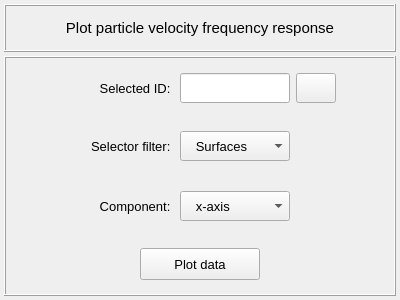
Qt form vibra/interface/data/ui_files/plots/acoustic/particle_velocity_inputs.ui (MOPT-UFSC/VIBRA) before a commit.
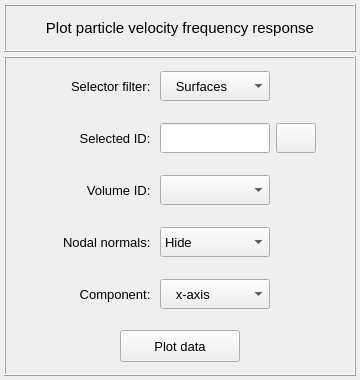
The same form after that commit. Icons and pictures are not drawn.

```diff
--- a/vibra/interface/data/ui_files/plots/acoustic/particle_velocity_inputs.ui
+++ b/vibra/interface/data/ui_files/plots/acoustic/particle_velocity_inputs.ui
@@ -6,8 +6,8 @@
    <rect>
     <x>0</x>
     <y>0</y>
-    <width>400</width>
-    <height>300</height>
+    <width>360</width>
+    <height>380</height>
    </rect>
   </property>
   <property name="windowTitle">
@@ -142,17 +142,335 @@
        <number>4</number>
       </property>
       <item row="0" column="0">
+       <widget class="QFrame" name="frame_5">
+        <property name="minimumSize">
+         <size>
+          <width>0</width>
+          <height>48</height>
+         </size>
+        </property>
+        <property name="maximumSize">
+         <size>
+          <width>16777215</width>
+          <height>48</height>
+         </size>
+        </property>
+        <property name="frameShape">
+         <enum>QFrame::NoFrame</enum>
+        </property>
+        <property name="frameShadow">
+         <enum>QFrame::Raised</enum>
+        </property>
+        <layout class="QGridLayout" name="gridLayout_6">
+         <property name="leftMargin">
+          <number>2</number>
+         </property>
+         <property name="topMargin">
+          <number>2</number>
+         </property>
+         <property name="rightMargin">
+          <number>2</number>
+         </property>
+         <property name="bottomMargin">
+          <number>2</number>
+         </property>
+         <property name="horizontalSpacing">
+          <number>6</number>
+         </property>
+         <property name="verticalSpacing">
+          <number>2</number>
+         </property>
+         <item row="0" column="1">
+          <widget class="QLabel" name="label_2">
+           <property name="minimumSize">
+            <size>
+             <width>110</width>
+             <height>30</height>
+            </size>
+           </property>
+           <property name="maximumSize">
+            <size>
+             <width>110</width>
+             <height>30</height>
+            </size>
+           </property>
+           <property name="font">
+            <font>
+             <pointsize>10</pointsize>
+            </font>
+           </property>
+           <property name="text">
+            <string>Selector filter: </string>
+           </property>
+           <property name="alignment">
+            <set>Qt::AlignRight|Qt::AlignTrailing|Qt::AlignVCenter</set>
+           </property>
+          </widget>
+         </item>
+         <item row="0" column="2">
+          <widget class="QComboBox" name="comboBox_selector_filter">
+           <property name="minimumSize">
+            <size>
+             <width>110</width>
+             <height>30</height>
+            </size>
+           </property>
+           <property name="maximumSize">
+            <size>
+             <width>110</width>
+             <height>30</height>
+            </size>
+           </property>
+           <property name="font">
+            <font>
+             <pointsize>10</pointsize>
+            </font>
+           </property>
+           <property name="styleSheet">
+            <string notr="true"/>
+           </property>
+           <property name="currentIndex">
+            <number>0</number>
+           </property>
+           <item>
+            <property name="text">
+             <string>   Surfaces</string>
+            </property>
+           </item>
+           <item>
+            <property name="text">
+             <string>   Nodes</string>
+            </property>
+           </item>
+          </widget>
+         </item>
+         <item row="0" column="3">
+          <widget class="QFrame" name="frame_6">
+           <property name="minimumSize">
+            <size>
+             <width>40</width>
+             <height>30</height>
+            </size>
+           </property>
+           <property name="maximumSize">
+            <size>
+             <width>40</width>
+             <height>30</height>
+            </size>
+           </property>
+           <property name="frameShape">
+            <enum>QFrame::NoFrame</enum>
+           </property>
+           <property name="frameShadow">
+            <enum>QFrame::Raised</enum>
+           </property>
+          </widget>
+         </item>
+         <item row="0" column="0">
+          <spacer name="horizontalSpacer_3">
+           <property name="orientation">
+            <enum>Qt::Horizontal</enum>
+           </property>
+           <property name="sizeHint" stdset="0">
+            <size>
+             <width>40</width>
+             <height>20</height>
+            </size>
+           </property>
+          </spacer>
+         </item>
+         <item row="0" column="4">
+          <spacer name="horizontalSpacer_4">
+           <property name="orientation">
+            <enum>Qt::Horizontal</enum>
+           </property>
+           <property name="sizeHint" stdset="0">
+            <size>
+             <width>40</width>
+             <height>20</height>
+            </size>
+           </property>
+          </spacer>
+         </item>
+        </layout>
+       </widget>
+      </item>
+      <item row="4" column="0">
+       <widget class="QFrame" name="frame_7">
+        <property name="minimumSize">
+         <size>
+          <width>0</width>
+          <height>48</height>
+         </size>
+        </property>
+        <property name="maximumSize">
+         <size>
+          <width>16777215</width>
+          <height>48</height>
+         </size>
+        </property>
+        <property name="frameShape">
+         <enum>QFrame::NoFrame</enum>
+        </property>
+        <property name="frameShadow">
+         <enum>QFrame::Raised</enum>
+        </property>
+        <layout class="QGridLayout" name="gridLayout_8">
+         <property name="leftMargin">
+          <number>2</number>
+         </property>
+         <property name="topMargin">
+          <number>2</number>
+         </property>
+         <property name="rightMargin">
+          <number>2</number>
+         </property>
+         <property name="bottomMargin">
+          <number>2</number>
+         </property>
+         <property name="horizontalSpacing">
+          <number>6</number>
+         </property>
+         <property name="verticalSpacing">
+          <number>2</number>
+         </property>
+         <item row="0" column="1">
+          <widget class="QLabel" name="label_4">
+           <property name="minimumSize">
+            <size>
+             <width>110</width>
+             <height>30</height>
+            </size>
+           </property>
+           <property name="maximumSize">
+            <size>
+             <width>110</width>
+             <height>30</height>
+            </size>
+           </property>
+           <property name="font">
+            <font>
+             <pointsize>10</pointsize>
+            </font>
+           </property>
+           <property name="text">
+            <string>Component: </string>
+           </property>
+           <property name="alignment">
+            <set>Qt::AlignRight|Qt::AlignTrailing|Qt::AlignVCenter</set>
+           </property>
+          </widget>
+         </item>
+         <item row="0" column="2">
+          <widget class="QComboBox" name="comboBox_component_selector">
+           <property name="minimumSize">
+            <size>
+             <width>110</width>
+             <height>30</height>
+            </size>
+           </property>
+           <property name="maximumSize">
+            <size>
+             <width>110</width>
+             <height>30</height>
+            </size>
+           </property>
+           <property name="font">
+            <font>
+             <pointsize>10</pointsize>
+            </font>
+           </property>
+           <property name="styleSheet">
+            <string notr="true"/>
+           </property>
+           <property name="currentIndex">
+            <number>0</number>
+           </property>
+           <item>
+            <property name="text">
+             <string>   x-axis</string>
+            </property>
+           </item>
+           <item>
+            <property name="text">
+             <string>   y-axis</string>
+            </property>
+           </item>
+           <item>
+            <property name="text">
+             <string>   z-axis</string>
+            </property>
+           </item>
+           <item>
+            <property name="text">
+             <string>  normal</string>
+            </property>
+           </item>
+          </widget>
+         </item>
+         <item row="0" column="3">
+          <widget class="QFrame" name="frame_9">
+           <property name="minimumSize">
+            <size>
+             <width>40</width>
+             <height>30</height>
+            </size>
+           </property>
+           <property name="maximumSize">
+            <size>
+             <width>40</width>
+             <height>30</height>
+            </size>
+           </property>
+           <property name="frameShape">
+            <enum>QFrame::NoFrame</enum>
+           </property>
+           <property name="frameShadow">
+            <enum>QFrame::Raised</enum>
+           </property>
+          </widget>
+         </item>
+         <item row="0" column="0">
+          <spacer name="horizontalSpacer_7">
+           <property name="orientation">
+            <enum>Qt::Horizontal</enum>
+           </property>
+           <property name="sizeHint" stdset="0">
+            <size>
+             <width>40</width>
+             <height>20</height>
+            </size>
+           </property>
+          </spacer>
+         </item>
+         <item row="0" column="4">
+          <spacer name="horizontalSpacer_8">
+           <property name="orientation">
+            <enum>Qt::Horizontal</enum>
+           </property>
+           <property name="sizeHint" stdset="0">
+            <size>
+             <width>40</width>
+             <height>20</height>
+            </size>
+           </property>
+          </spacer>
+         </item>
+        </layout>
+       </widget>
+      </item>
+      <item row="1" column="0">
        <widget class="QFrame" name="frame_4">
         <property name="minimumSize">
          <size>
           <width>0</width>
-          <height>52</height>
+          <height>48</height>
          </size>
         </property>
         <property name="maximumSize">
          <size>
           <width>16777215</width>
-          <height>52</height>
+          <height>48</height>
          </size>
         </property>
         <property name="frameShape">
@@ -317,160 +635,18 @@
         </layout>
        </widget>
       </item>
-      <item row="1" column="0">
-       <widget class="QFrame" name="frame_5">
-        <property name="frameShape">
-         <enum>QFrame::NoFrame</enum>
-        </property>
-        <property name="frameShadow">
-         <enum>QFrame::Raised</enum>
-        </property>
-        <layout class="QGridLayout" name="gridLayout_6">
-         <property name="leftMargin">
-          <number>2</number>
-         </property>
-         <property name="topMargin">
-          <number>2</number>
-         </property>
-         <property name="rightMargin">
-          <number>2</number>
-         </property>
-         <property name="bottomMargin">
-          <number>2</number>
-         </property>
-         <property name="horizontalSpacing">
-          <number>6</number>
-         </property>
-         <property name="verticalSpacing">
-          <number>2</number>
-         </property>
-         <item row="0" column="1">
-          <widget class="QLabel" name="label_2">
-           <property name="minimumSize">
-            <size>
-             <width>110</width>
-             <height>30</height>
-            </size>
-           </property>
-           <property name="maximumSize">
-            <size>
-             <width>110</width>
-             <height>30</height>
-            </size>
-           </property>
-           <property name="font">
-            <font>
-             <pointsize>10</pointsize>
-            </font>
-           </property>
-           <property name="text">
-            <string>Selector filter: </string>
-           </property>
-           <property name="alignment">
-            <set>Qt::AlignRight|Qt::AlignTrailing|Qt::AlignVCenter</set>
-           </property>
-          </widget>
-         </item>
-         <item row="0" column="2">
-          <widget class="QComboBox" name="comboBox_selector_filter">
-           <property name="minimumSize">
-            <size>
-             <width>110</width>
-             <height>30</height>
-            </size>
-           </property>
-           <property name="maximumSize">
-            <size>
-             <width>110</width>
-             <height>30</height>
-            </size>
-           </property>
-           <property name="font">
-            <font>
-             <pointsize>10</pointsize>
-            </font>
-           </property>
-           <property name="styleSheet">
-            <string notr="true"/>
-           </property>
-           <property name="currentIndex">
-            <number>0</number>
-           </property>
-           <item>
-            <property name="text">
-             <string>   Surfaces</string>
-            </property>
-           </item>
-           <item>
-            <property name="text">
-             <string>   Nodes</string>
-            </property>
-           </item>
-          </widget>
-         </item>
-         <item row="0" column="3">
-          <widget class="QFrame" name="frame_6">
-           <property name="minimumSize">
-            <size>
-             <width>40</width>
-             <height>30</height>
-            </size>
-           </property>
-           <property name="maximumSize">
-            <size>
-             <width>40</width>
-             <height>30</height>
-            </size>
-           </property>
-           <property name="frameShape">
-            <enum>QFrame::NoFrame</enum>
-           </property>
-           <property name="frameShadow">
-            <enum>QFrame::Raised</enum>
-           </property>
-          </widget>
-         </item>
-         <item row="0" column="0">
-          <spacer name="horizontalSpacer_3">
-           <property name="orientation">
-            <enum>Qt::Horizontal</enum>
-           </property>
-           <property name="sizeHint" stdset="0">
-            <size>
-             <width>40</width>
-             <height>20</height>
-            </size>
-           </property>
-          </spacer>
-         </item>
-         <item row="0" column="4">
-          <spacer name="horizontalSpacer_4">
-           <property name="orientation">
-            <enum>Qt::Horizontal</enum>
-           </property>
-           <property name="sizeHint" stdset="0">
-            <size>
-             <width>40</width>
-             <height>20</height>
-            </size>
-           </property>
-          </spacer>
-         </item>
-        </layout>
-       </widget>
-      </item>
-      <item row="3" column="0">
+      <item row="5" column="0">
        <widget class="QFrame" name="frame_3">
         <property name="minimumSize">
          <size>
           <width>0</width>
-          <height>52</height>
+          <height>48</height>
          </size>
         </property>
         <property name="maximumSize">
          <size>
           <width>16777215</width>
-          <height>52</height>
+          <height>48</height>
          </size>
         </property>
         <property name="frameShape">
@@ -529,14 +705,26 @@
        </widget>
       </item>
       <item row="2" column="0">
-       <widget class="QFrame" name="frame_7">
+       <widget class="QFrame" name="frame_volumes_selector">
+        <property name="minimumSize">
+         <size>
+          <width>0</width>
+          <height>48</height>
+         </size>
+        </property>
+        <property name="maximumSize">
+         <size>
+          <width>16777215</width>
+          <height>48</height>
+         </size>
+        </property>
         <property name="frameShape">
          <enum>QFrame::NoFrame</enum>
         </property>
         <property name="frameShadow">
          <enum>QFrame::Raised</enum>
         </property>
-        <layout class="QGridLayout" name="gridLayout_8">
+        <layout class="QGridLayout" name="gridLayout_7">
          <property name="leftMargin">
           <number>2</number>
          </property>
@@ -556,7 +744,7 @@
           <number>2</number>
          </property>
          <item row="0" column="1">
-          <widget class="QLabel" name="label_4">
+          <widget class="QLabel" name="label_3">
            <property name="minimumSize">
             <size>
              <width>110</width>
@@ -575,7 +763,7 @@
             </font>
            </property>
            <property name="text">
-            <string>Component: </string>
+            <string>Volume ID: </string>
            </property>
            <property name="alignment">
             <set>Qt::AlignRight|Qt::AlignTrailing|Qt::AlignVCenter</set>
@@ -583,7 +771,151 @@
           </widget>
          </item>
          <item row="0" column="2">
-          <widget class="QComboBox" name="comboBox_component_selector">
+          <widget class="QComboBox" name="comboBox_volumes">
+           <property name="minimumSize">
+            <size>
+             <width>110</width>
+             <height>30</height>
+            </size>
+           </property>
+           <property name="maximumSize">
+            <size>
+             <width>110</width>
+             <height>30</height>
+            </size>
+           </property>
+           <property name="font">
+            <font>
+             <pointsize>10</pointsize>
+            </font>
+           </property>
+           <property name="styleSheet">
+            <string notr="true"/>
+           </property>
+           <property name="currentIndex">
+            <number>-1</number>
+           </property>
+          </widget>
+         </item>
+         <item row="0" column="3">
+          <widget class="QFrame" name="frame_10">
+           <property name="minimumSize">
+            <size>
+             <width>40</width>
+             <height>30</height>
+            </size>
+           </property>
+           <property name="maximumSize">
+            <size>
+             <width>40</width>
+             <height>30</height>
+            </size>
+           </property>
+           <property name="frameShape">
+            <enum>QFrame::NoFrame</enum>
+           </property>
+           <property name="frameShadow">
+            <enum>QFrame::Raised</enum>
+           </property>
+          </widget>
+         </item>
+         <item row="0" column="0">
+          <spacer name="horizontalSpacer_5">
+           <property name="orientation">
+            <enum>Qt::Horizontal</enum>
+           </property>
+           <property name="sizeHint" stdset="0">
+            <size>
+             <width>40</width>
+             <height>20</height>
+            </size>
+           </property>
+          </spacer>
+         </item>
+         <item row="0" column="4">
+          <spacer name="horizontalSpacer_6">
+           <property name="orientation">
+            <enum>Qt::Horizontal</enum>
+           </property>
+           <property name="sizeHint" stdset="0">
+            <size>
+             <width>40</width>
+             <height>20</height>
+            </size>
+           </property>
+          </spacer>
+         </item>
+        </layout>
+       </widget>
+      </item>
+      <item row="3" column="0">
+       <widget class="QFrame" name="frame_8">
+        <property name="minimumSize">
+         <size>
+          <width>0</width>
+          <height>48</height>
+         </size>
+        </property>
+        <property name="maximumSize">
+         <size>
+          <width>16777215</width>
+          <height>48</height>
+         </size>
+        </property>
+        <property name="frameShape">
+         <enum>QFrame::NoFrame</enum>
+        </property>
+        <property name="frameShadow">
+         <enum>QFrame::Raised</enum>
+        </property>
+        <layout class="QGridLayout" name="gridLayout_9">
+         <property name="leftMargin">
+          <number>2</number>
+         </property>
+         <property name="topMargin">
+          <number>2</number>
+         </property>
+         <property name="rightMargin">
+          <number>2</number>
+         </property>
+         <property name="bottomMargin">
+          <number>2</number>
+         </property>
+         <property name="horizontalSpacing">
+          <number>6</number>
+         </property>
+         <property name="verticalSpacing">
+          <number>2</number>
+         </property>
+         <item row="0" column="1">
+          <widget class="QLabel" name="label_5">
+           <property name="minimumSize">
+            <size>
+             <width>110</width>
+             <height>30</height>
+            </size>
+           </property>
+           <property name="maximumSize">
+            <size>
+             <width>110</width>
+             <height>30</height>
+            </size>
+           </property>
+           <property name="font">
+            <font>
+             <pointsize>10</pointsize>
+            </font>
+           </property>
+           <property name="text">
+            <string>Nodal normals: </string>
+           </property>
+           <property name="alignment">
+            <set>Qt::AlignRight|Qt::AlignTrailing|Qt::AlignVCenter</set>
+           </property>
+          </widget>
+         </item>
+         <item row="0" column="2">
+          <widget class="QComboBox" name="comboBox_nodal_normals">
            <property name="minimumSize">
             <size>
              <width>110</width>
@@ -609,7 +941,7 @@
            </property>
            <item>
             <property name="text">
-             <string>   x-axis</string>
+             <string>Hide</string>
             </property>
            </item>
            <item>
@@ -630,7 +962,7 @@
           </widget>
          </item>
          <item row="0" column="3">
-          <widget class="QFrame" name="frame_9">
+          <widget class="QFrame" name="frame_11">
            <property name="minimumSize">
             <size>
              <width>40</width>
@@ -652,7 +984,7 @@
           </widget>
          </item>
          <item row="0" column="0">
-          <spacer name="horizontalSpacer_7">
+          <spacer name="horizontalSpacer_9">
            <property name="orientation">
             <enum>Qt::Horizontal</enum>
            </property>
@@ -665,7 +997,7 @@
           </spacer>
          </item>
          <item row="0" column="4">
-          <spacer name="horizontalSpacer_8">
+          <spacer name="horizontalSpacer_10">
            <property name="orientation">
             <enum>Qt::Horizontal</enum>
            </property>
```
Left out of the diff: 12 changed lines with no effect on the pictures.
